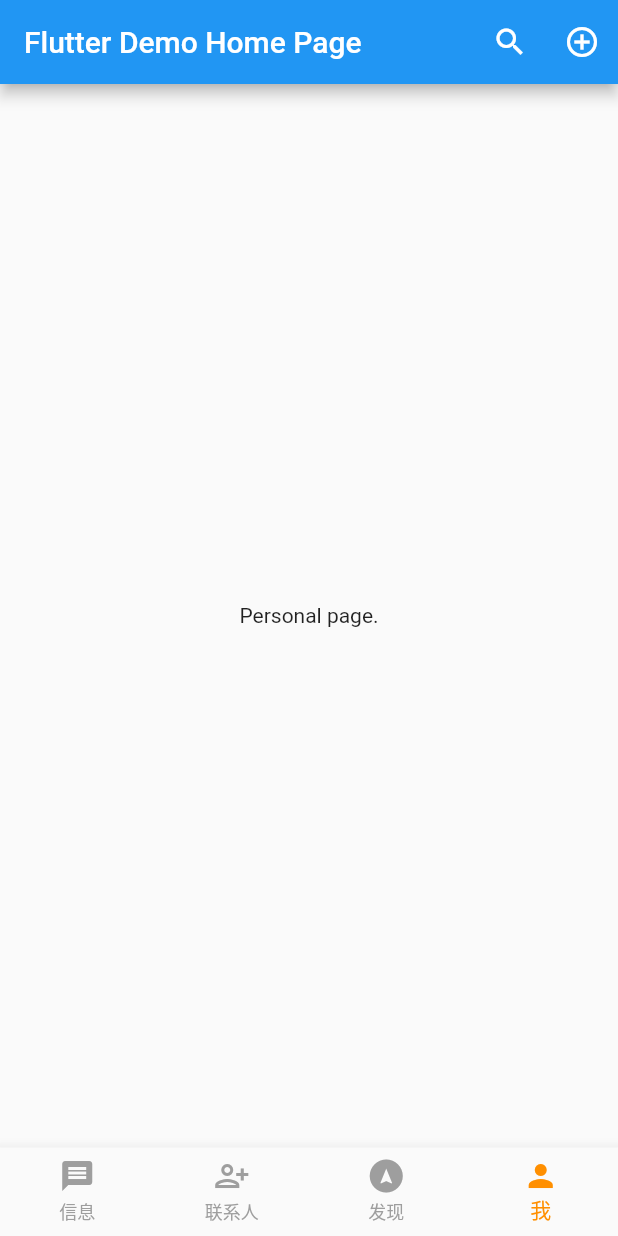
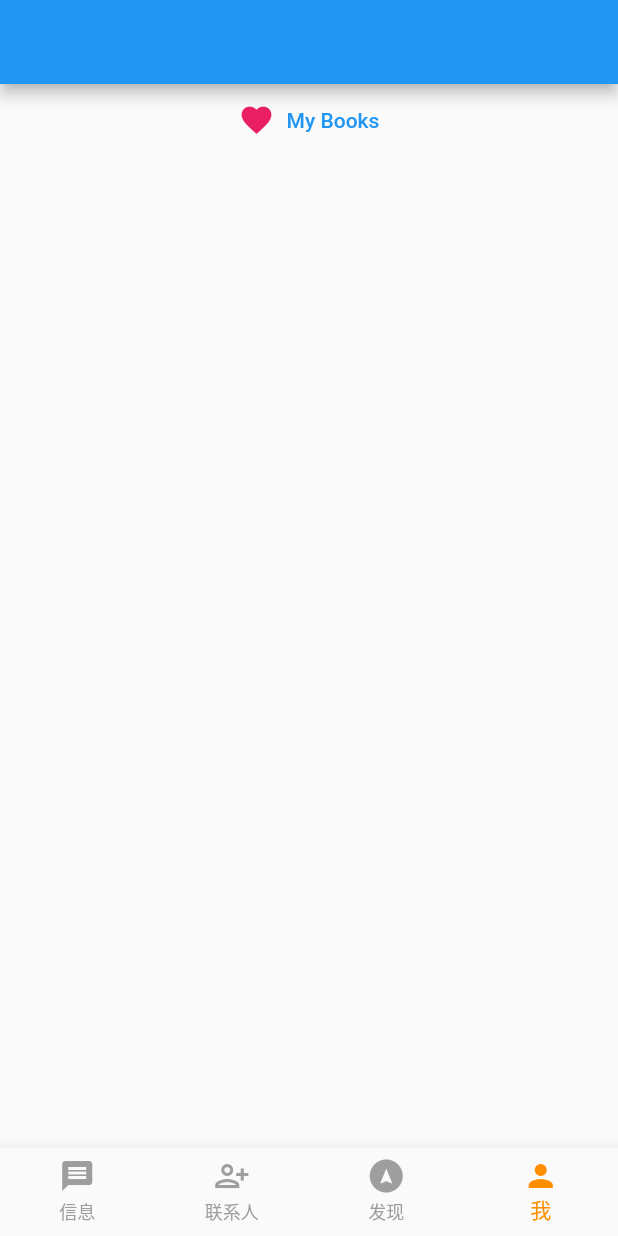
Before and after one commit to kinsprite/flutter_demo_app, a Flutter app: the screen it shows after launch, item 4 of the bottom bar chosen, on a phone screen of 412 x 824 dp. Run offline on Flutter 3.47's test engine with Material 2 defaults, Android fonts, the phone set to English and light mode, and no system bars; our stand-ins replace fluttertoast.

Commit message:
show books in Me page

```diff
--- a/lib/main.dart
+++ b/lib/main.dart
@@ -56,6 +56,11 @@ class MyHomePage extends StatefulWidget {
   _MyHomePageState createState() => _MyHomePageState();
 }
 
+const navSelMsg = 0;
+const navSelContacts = 1;
+const navSelDiscover = 2;
+const navSelPersonal = 3;
+
 class _MyHomePageState extends State<MyHomePage> {
   int _selectedIndex = 0;
 
@@ -64,6 +69,13 @@ class _MyHomePageState extends State<MyHomePage> {
     ContactsWidget(),
     DiscoverWidget(),
     PersonalWidget(),
+  ];
+
+  static const List<String> _navTitles = [
+    '信息',
+    '联系人',
+    '发现',
+    '我',
   ];
 
   void _onItemTapped(int index) {
@@ -81,21 +93,22 @@ class _MyHomePageState extends State<MyHomePage> {
     // fast, so that you can just rebuild anything that needs updating rather
     // than having to individually change instances of widgets.
     return Scaffold(
-      appBar: AppBar(
+      appBar: _selectedIndex == navSelPersonal ? AppBar() : AppBar(
         // Here we take the value from the MyHomePage object that was created by
         // the App.build method, and use it to set our appbar title.
-        title: Text(widget.title),
+        title: Text(_navTitles[_selectedIndex]),
+        centerTitle: true,
         actions: <Widget>[
           IconButton(
             icon: const Icon(Icons.search),
-            tooltip: 'Search',
+            tooltip: '搜索',
             onPressed: () {
               openSearchPage(context);
             },
           ),
           IconButton(
             icon: const Icon(Icons.add_circle_outline),
-            tooltip: 'Add',
+            tooltip: '添加',
             onPressed: () {
               Fluttertoast.showToast(
                 msg: "This is Center Short Toast",
--- a/lib/src/personal/personal.dart
+++ b/lib/src/personal/personal.dart
@@ -1,8 +1,25 @@
 import 'package:flutter/material.dart';
+
+import 'books.dart';
 
 class PersonalWidget extends StatelessWidget {
   @override
   Widget build(BuildContext context) {
-    return Center(child: Text('Personal page.'));
+    return ListView(
+      children: <Widget>[
+        TextButton.icon(
+          icon: Icon(
+            Icons.favorite,
+            color: Colors.pink,
+            size: 24.0,
+            semanticLabel: 'Text to announce in accessibility modes',
+          ),
+          label: Text("My Books"),
+          onPressed: () {
+            openBooksPage(context);
+          },
+        )
+      ],
+    );
   }
 }
```
Also changed, not shown: lib/src/components/book_list.dart (added, +61 -0 lines), lib/src/personal/books.dart (+30 -0 lines).
